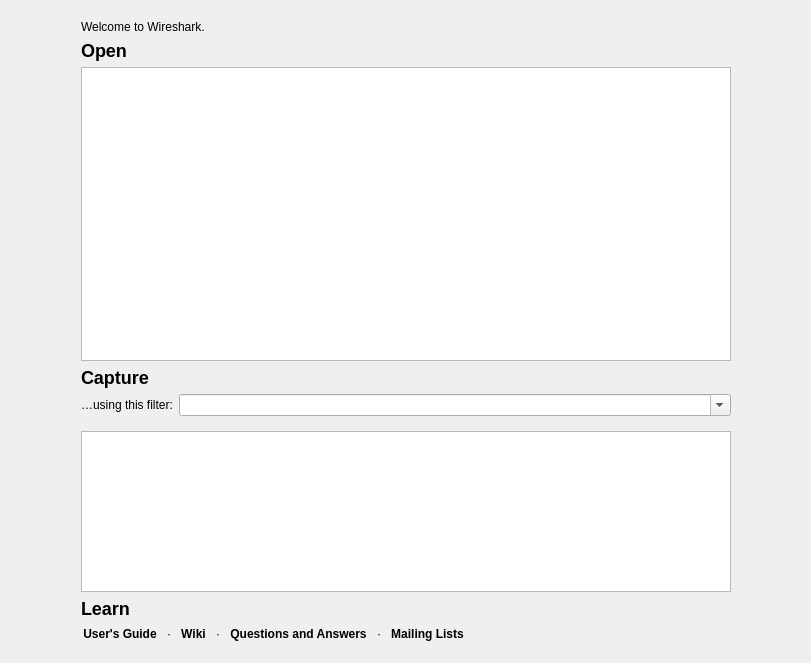
Old version of the form src/ui/qt/main_welcome.ui in the repository jfzazo/wireshark-hwgen.
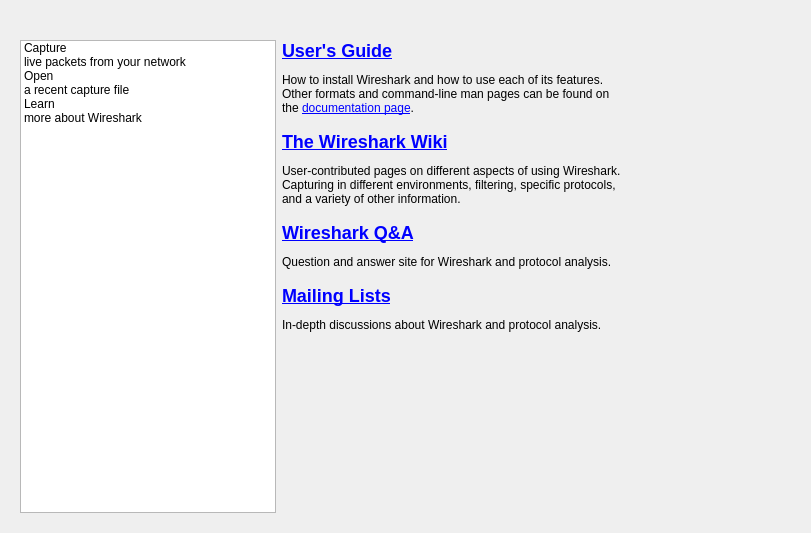
New version of the form. Custom widgets are drawn as their Qt base class.

Commit message: Adapted the wireshark 1.12 version

```diff
--- a/src/ui/qt/main_welcome.ui
+++ b/src/ui/qt/main_welcome.ui
@@ -7,7 +7,7 @@
     <x>0</x>
     <y>0</y>
     <width>811</width>
-    <height>663</height>
+    <height>533</height>
    </rect>
   </property>
   <property name="sizePolicy">
@@ -19,105 +19,28 @@
   <property name="windowTitle">
    <string>Form</string>
   </property>
-  <layout class="QHBoxLayout" name="horizontalLayout_2" stretch="10,80,10">
-   <item>
-    <spacer name="horizontalSpacer">
-     <property name="orientation">
-      <enum>Qt::Horizontal</enum>
-     </property>
-     <property name="sizeHint" stdset="0">
-      <size>
-       <width>44</width>
-       <height>20</height>
-      </size>
-     </property>
-    </spacer>
-   </item>
+  <layout class="QVBoxLayout" name="verticalLayout">
    <item>
     <widget class="QWidget" name="childContainer" native="true">
      <layout class="QVBoxLayout" name="verticalLayout_2">
       <item>
-       <widget class="QLabel" name="mainWelcomeBanner">
-        <property name="sizePolicy">
-         <sizepolicy hsizetype="Preferred" vsizetype="Minimum">
-          <horstretch>0</horstretch>
-          <verstretch>0</verstretch>
-         </sizepolicy>
-        </property>
-        <property name="minimumSize">
-         <size>
-          <width>650</width>
-          <height>0</height>
-         </size>
-        </property>
-        <property name="text">
-         <string>Welcome to Wireshark.</string>
-        </property>
-       </widget>
-      </item>
-      <item>
-       <widget class="AccordionFrame" name="openFrame">
+       <layout class="QGridLayout" name="gridLayout" columnstretch="0,1">
+        <item row="1" column="1">
+         <widget class="QStackedWidget" name="taskStack">
         <property name="sizePolicy">
          <sizepolicy hsizetype="Preferred" vsizetype="Preferred">
           <horstretch>0</horstretch>
-          <verstretch>2</verstretch>
-         </sizepolicy>
-        </property>
-        <property name="frameShape">
-         <enum>QFrame::NoFrame</enum>
-        </property>
-        <property name="frameShadow">
-         <enum>QFrame::Plain</enum>
-        </property>
-        <property name="lineWidth">
+            <verstretch>1</verstretch>
+           </sizepolicy>
+          </property>
+          <property name="currentIndex">
+           <number>2</number>
+          </property>
+          <widget class="QWidget" name="captureContainer">
+           <layout class="QVBoxLayout" name="verticalLayout_3">
+            <property name="margin">
          <number>0</number>
         </property>
-        <layout class="QVBoxLayout" name="verticalLayout" stretch="0,0">
-         <property name="leftMargin">
-          <number>0</number>
-         </property>
-         <property name="topMargin">
-          <number>0</number>
-         </property>
-         <property name="rightMargin">
-          <number>0</number>
-         </property>
-         <property name="bottomMargin">
-          <number>0</number>
-         </property>
-         <item>
-          <widget class="QLabel" name="recentLabel">
-           <property name="text">
-            <string>&lt;h2&gt;Open&lt;/h2&gt;</string>
-           </property>
-          </widget>
-         </item>
-         <item>
-          <widget class="QListWidget" name="recentList">
-           <property name="sizePolicy">
-            <sizepolicy hsizetype="MinimumExpanding" vsizetype="Expanding">
-             <horstretch>1</horstretch>
-             <verstretch>2</verstretch>
-            </sizepolicy>
-           </property>
-           <property name="horizontalScrollBarPolicy">
-            <enum>Qt::ScrollBarAlwaysOff</enum>
-           </property>
-          </widget>
-         </item>
-        </layout>
-       </widget>
-      </item>
-      <item>
-       <widget class="QLabel" name="captureLabel">
-        <property name="toolTip">
-         <string>&lt;html&gt;&lt;head/&gt;&lt;body&gt;&lt;p&gt;Capture live packets from your network.&lt;/p&gt;&lt;/body&gt;&lt;/html&gt;</string>
-        </property>
-        <property name="text">
-         <string>&lt;h2&gt;Capture&lt;/h2&gt;</string>
-        </property>
-       </widget>
-      </item>
       <item>
        <widget class="QWidget" name="captureFilterLayout" native="true">
         <layout class="QHBoxLayout" name="horizontalLayout" stretch="0,0">
@@ -133,7 +56,7 @@
          <item>
           <widget class="QLabel" name="label">
            <property name="text">
-            <string>…using this filter:</string>
+                  <string>Capture filter:</string>
            </property>
           </widget>
          </item>
@@ -158,7 +81,7 @@
         <property name="sizePolicy">
          <sizepolicy hsizetype="MinimumExpanding" vsizetype="Expanding">
           <horstretch>0</horstretch>
-          <verstretch>1</verstretch>
+                <verstretch>0</verstretch>
          </sizepolicy>
         </property>
         <property name="horizontalScrollBarPolicy">
@@ -185,46 +108,48 @@
         </column>
        </widget>
       </item>
-      <item>
-       <widget class="QLabel" name="helpLabel">
-        <property name="text">
-         <string>&lt;h2&gt;Learn&lt;/h2&gt;</string>
-        </property>
-       </widget>
-      </item>
-      <item>
+           </layout>
+          </widget>
+          <widget class="QListWidget" name="recentList">
+           <property name="sizePolicy">
+            <sizepolicy hsizetype="MinimumExpanding" vsizetype="Expanding">
+             <horstretch>1</horstretch>
+             <verstretch>1</verstretch>
+            </sizepolicy>
+           </property>
+           <property name="horizontalScrollBarPolicy">
+            <enum>Qt::ScrollBarAlwaysOff</enum>
+           </property>
+          </widget>
        <widget class="QLabel" name="helpLinks">
         <property name="text">
-         <string>&lt;html&gt;&lt;head&gt;
-&lt;style&gt;
-a:link {
-  color: inherit;
-  text-decoration: none;
-}
-a:hover {
-  color: inherit;
-  text-decoration: underline;
-}
-&lt;/style&gt;
-&lt;/head&gt;
+            <string>&lt;html&gt;&lt;head/&gt;
 &lt;body&gt;
 
-&lt;table&gt;&lt;tr&gt;
-&lt;th&gt;&lt;a href=&quot;http://www.wireshark.org/docs/wsug_html_chunked/&quot;&gt;User's Guide&lt;/a&gt;&lt;/th&gt;
+&lt;h2&gt;&lt;a href=&quot;http://www.wireshark.org/docs/wsug_html_chunked/&quot;&gt;User's Guide&lt;/a&gt;&lt;/h2&gt;
+&lt;p&gt;
+How to install Wireshark and how to use each of its features.&lt;br/&gt;
+Other formats and command-line man pages can be found on&lt;br/&gt;
+the &lt;a href=&quot;http://www.wireshark.org/docs/&quot;&gt;documentation page&lt;/a&gt;.
+&lt;/p&gt;
 
-&lt;td style=&quot;padding-left: 8px; padding-right: 8px;&quot;&gt;·&lt;/td&gt;
+&lt;h2&gt;&lt;a href=&quot;http://wiki.wireshark.org/&quot;&gt;The Wireshark Wiki&lt;/a&gt;&lt;/h2&gt;
+&lt;p&gt;
+User-contributed pages on different aspects of using Wireshark.&lt;br/&gt;
+Capturing in different environments, filtering, specific protocols,&lt;br/&gt;
+and a variety of other information.
+&lt;/p&gt;
 
-&lt;th&gt;&lt;a href=&quot;http://wiki.wireshark.org/&quot;&gt;Wiki&lt;/a&gt;&lt;/th&gt;
+&lt;h2&gt;&lt;a href=&quot;http://ask.wireshark.org/&quot;&gt;Wireshark Q&amp;amp;A&lt;/a&gt;&lt;/h2&gt;
+&lt;p&gt;
+Question and answer site for Wireshark and protocol analysis.
+&lt;/p&gt;
 
-&lt;td style=&quot;padding-left: 8px; padding-right: 8px;&quot;&gt;·&lt;/td&gt;
+&lt;h2&gt;&lt;a href=&quot;http://www.wireshark.org/lists/&quot;&gt;Mailing Lists&lt;/a&gt;&lt;/h2&gt;
+&lt;p&gt;
+In-depth discussions about Wireshark and protocol analysis.
+&lt;/p&gt;
 
-&lt;th&gt;&lt;a href=&quot;http://ask.wireshark.org/&quot;&gt;Questions and Answers&lt;/a&gt;&lt;/th&gt;
-
-&lt;td style=&quot;padding-left: 8px; padding-right: 8px;&quot;&gt;·&lt;/td&gt;
-
-&lt;th&gt;&lt;a href=&quot;http://www.wireshark.org/lists/&quot;&gt;Mailing Lists&lt;/a&gt;&lt;/th&gt;
-
-&lt;/tr&gt;&lt;/table&gt;
 &lt;/body&gt;&lt;/html&gt;</string>
         </property>
         <property name="alignment">
@@ -237,22 +162,65 @@
          <set>Qt::LinksAccessibleByKeyboard|Qt::LinksAccessibleByMouse|Qt::TextBrowserInteraction|Qt::TextSelectableByKeyboard|Qt::TextSelectableByMouse</set>
         </property>
        </widget>
-      </item>
-     </layout>
-    </widget>
-   </item>
+         </widget>
+        </item>
+        <item row="1" column="0">
+         <widget class="QListWidget" name="taskList">
+          <property name="sizePolicy">
+           <sizepolicy hsizetype="Preferred" vsizetype="Expanding">
+            <horstretch>0</horstretch>
+            <verstretch>5</verstretch>
+           </sizepolicy>
+          </property>
+          <property name="verticalScrollBarPolicy">
+           <enum>Qt::ScrollBarAlwaysOff</enum>
+          </property>
+          <property name="horizontalScrollBarPolicy">
+           <enum>Qt::ScrollBarAlwaysOff</enum>
+          </property>
+          <property name="autoScroll">
+           <bool>false</bool>
+          </property>
+          <property name="textElideMode">
+           <enum>Qt::ElideNone</enum>
+          </property>
    <item>
-    <spacer name="horizontalSpacer_2">
-     <property name="orientation">
-      <enum>Qt::Horizontal</enum>
-     </property>
-     <property name="sizeHint" stdset="0">
-      <size>
-       <width>43</width>
-       <height>20</height>
-      </size>
-     </property>
-    </spacer>
+           <property name="text">
+            <string>Capture
+live packets from your network</string>
+           </property>
+          </item>
+          <item>
+           <property name="text">
+            <string>Open
+a recent capture file</string>
+           </property>
+          </item>
+          <item>
+           <property name="text">
+            <string>Learn
+more about Wireshark</string>
+           </property>
+          </item>
+         </widget>
+        </item>
+        <item row="0" column="0" colspan="2">
+         <widget class="QLabel" name="mainWelcomeBanner">
+          <property name="sizePolicy">
+           <sizepolicy hsizetype="Preferred" vsizetype="Minimum">
+            <horstretch>0</horstretch>
+            <verstretch>0</verstretch>
+           </sizepolicy>
+          </property>
+          <property name="text">
+           <string/>
+          </property>
+         </widget>
+        </item>
+       </layout>
+      </item>
+     </layout>
+    </widget>
    </item>
   </layout>
  </widget>
@@ -267,12 +235,6 @@
    <extends>QComboBox</extends>
    <header>capture_filter_combo.h</header>
   </customwidget>
-  <customwidget>
-   <class>AccordionFrame</class>
-   <extends>QFrame</extends>
-   <header>accordion_frame.h</header>
-   <container>1</container>
-  </customwidget>
  </customwidgets>
  <resources/>
  <connections/>
```
Lines whose indentation alone changed are shown as unchanged. The commit also changes 3587 other files.
